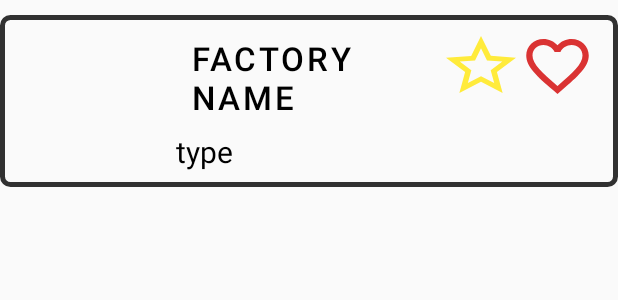
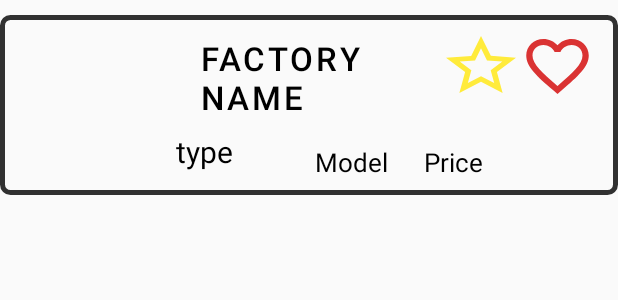
Before and after one commit to shereenIbdah/AndroidProjectCarDealer, an Android app: the layout car_view.xml on its own in the app's theme, with its tools: preview values and no code run, on a phone screen of 412 x 824 dp. Shown: the top 300 px of the screen. Run offline under Robolectric (Android 15) with nearby library versions, the phone set to English and light mode, and no system bars.

Commit message:
new Cars

```diff
--- a/app/src/main/res/layout/car_view.xml
+++ b/app/src/main/res/layout/car_view.xml
@@ -18,18 +18,18 @@
         style="@style/Widget.MaterialComponents.Button.TextButton"
         android:layout_width="189dp"
         android:layout_height="wrap_content"
-        android:layout_marginStart="10dp"
-        android:layout_marginEnd="36dp"
+        android:layout_marginStart="16dp"
+        android:layout_marginEnd="40dp"
         android:layout_toStartOf="@+id/toggleButton4"
         android:layout_toEndOf="@id/imageview"
+        android:textAlignment="textStart"
         android:textColor="@color/black"
-        android:textAlignment="textStart"
         android:textSize="22dp"
         tools:text="Factory Name" />
 
     <TextView
         android:id="@+id/type"
-        android:layout_width="279dp"
+        android:layout_width="77dp"
         android:layout_height="wrap_content"
         android:layout_below="@id/name"
         android:layout_marginStart="7dp"
@@ -64,4 +64,30 @@
         android:textOff=""
         android:textOn="" />
 
+    <TextView
+        android:id="@+id/textView8"
+        android:layout_width="61dp"
+        android:layout_height="wrap_content"
+        android:layout_alignParentTop="true"
+        android:layout_alignParentEnd="true"
+        android:layout_marginStart="15dp"
+        android:layout_marginTop="76dp"
+        android:layout_marginEnd="142dp"
+        android:layout_toEndOf="@+id/type"
+        android:textColor="@color/black"
+        android:textSize="17dp"
+        android:text="Model" />
+
+    <TextView
+        android:id="@+id/textView10"
+        android:layout_width="116dp"
+        android:layout_height="wrap_content"
+        android:layout_alignParentTop="true"
+        android:layout_alignParentEnd="true"
+        android:layout_marginTop="76dp"
+        android:layout_marginEnd="3dp"
+        android:textColor="@color/black"
+        android:textSize="17dp"
+        android:text="Price" />
+
 </RelativeLayout>
--- a/app/src/main/res/layout/fragment_gallery.xml
+++ b/app/src/main/res/layout/fragment_gallery.xml
@@ -6,9 +6,19 @@
     android:layout_height="match_parent"
     tools:context=".GalleryFragment">
 
-    <androidx.recyclerview.widget.RecyclerView
-        android:id="@+id/recyclerview"
+    <LinearLayout
         android:layout_width="match_parent"
-        android:layout_height="wrap_content" />
+        android:layout_height="match_parent"
+        android:orientation="vertical">
+
+        <SearchView
+            android:layout_width="match_parent"
+            android:layout_height="60dp" />
+
+        <androidx.recyclerview.widget.RecyclerView
+            android:id="@+id/recyclerview"
+            android:layout_width="match_parent"
+            android:layout_height="wrap_content" />
+    </LinearLayout>
 
 </RelativeLayout>
```
